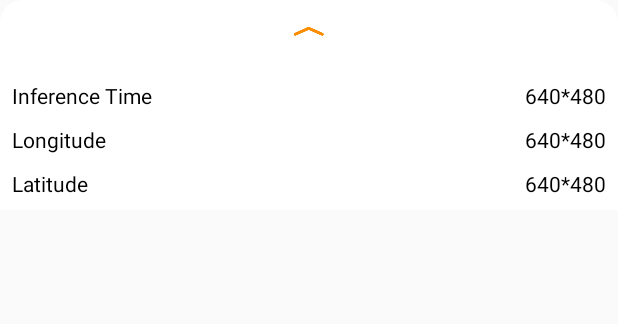
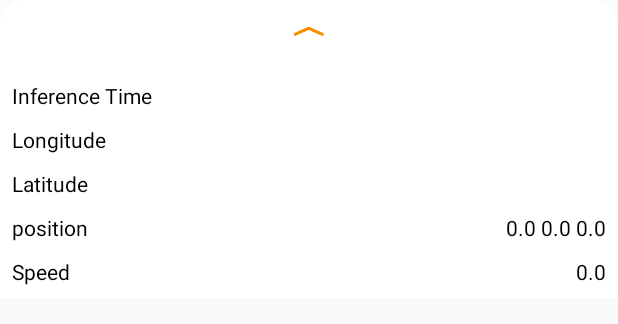
Before and after one commit to charlesollion/surfnet-android, an Android app: the layout tfe_od_layout_bottom_sheet.xml on its own in the app's theme, with its tools: preview values and no code run, on a phone screen of 412 x 824 dp. Shown: the top 324 px of the screen. Run offline under Robolectric (Android 15) with nearby library versions, the phone set to English and light mode, and no system bars.

Commit message:
adding IMU stats to bottomsheet

```diff
--- a/app/src/main/AndroidManifest.xml
+++ b/app/src/main/AndroidManifest.xml
@@ -8,15 +8,19 @@
         android:glEsVersion="0x00030001"
         android:required="true" />
 
-    <uses-permission android:name="android.permission.CAMERA" />
 
     <uses-feature android:name="android.hardware.camera" />
     <uses-feature android:name="android.hardware.camera.autofocus" />
+    <uses-feature android:name="android.hardware.sensor.accelerometer" />
+    <uses-feature android:name="android.hardware.sensor.gyroscope" />
+
+    <uses-permission android:name="android.permission.CAMERA" />
     <uses-permission android:name="android.permission.WRITE_EXTERNAL_STORAGE"/>
     <uses-permission android:name="android.permission.READ_EXTERNAL_STORAGE"/>
     <uses-permission android:name="android.permission.INTERNET"/>
     <uses-permission android:name="android.permission.ACCESS_FINE_LOCATION" />
     <uses-permission android:name="android.permission.ACCESS_COARSE_LOCATION" />
+    <uses-permission android:name="android.permission.HIGH_SAMPLING_RATE_SENSORS" />
 
     <application
         android:name=".Surfrider"
--- a/app/src/main/java/org/surfrider/surfnet/detection/flow/classes/MainActivity2.java
+++ b/app/src/main/java/org/surfrider/surfnet/detection/flow/classes/MainActivity2.java
@@ -68,7 +68,7 @@ public class MainActivity2 extends AppCompatActivity implements CameraBridgeView
                 case LoaderCallbackInterface.SUCCESS:
                     Log.i(TAG, "OpenCV loaded successfully");
 
-                    mOpenCvCameraView.enableView();
+                    //mOpenCvCameraView.enableView();
 
                     break;
                 default:
--- a/app/src/main/res/layout/tfe_od_layout_bottom_sheet.xml
+++ b/app/src/main/res/layout/tfe_od_layout_bottom_sheet.xml
@@ -48,7 +48,7 @@
             android:layout_height="wrap_content"
             android:layout_marginTop="10dp"
             android:gravity="right"
-            android:text="640*480"
+            android:text=""
             android:textColor="@android:color/black" />
     </LinearLayout>
 
@@ -72,7 +72,7 @@
             android:layout_height="wrap_content"
             android:layout_marginTop="10dp"
             android:gravity="right"
-            android:text="640*480"
+            android:text=""
             android:textColor="@android:color/black" />
     </LinearLayout>
 
@@ -95,28 +95,56 @@
             android:layout_height="wrap_content"
             android:layout_marginTop="10dp"
             android:gravity="right"
-            android:text="640*480"
+            android:text=""
+            android:textColor="@android:color/black" />
+    </LinearLayout>
+
+    <LinearLayout
+        android:layout_width="match_parent"
+        android:layout_height="wrap_content"
+        android:orientation="horizontal">
+
+        <TextView
+            android:id="@+id/position"
+            android:layout_width="wrap_content"
+            android:layout_height="wrap_content"
+            android:layout_marginTop="10dp"
+            android:text="position"
+            android:textColor="@android:color/black" />
+
+        <TextView
+            android:id="@+id/position_info"
+            android:layout_width="match_parent"
+            android:layout_height="wrap_content"
+            android:layout_marginTop="10dp"
+            android:gravity="right"
+            android:text="0.0 0.0 0.0"
+            android:textColor="@android:color/black" />
+    </LinearLayout>
+
+    <LinearLayout
+        android:layout_width="match_parent"
+        android:layout_height="wrap_content"
+        android:orientation="horizontal">
+
+        <TextView
+            android:id="@+id/speed"
+            android:layout_width="wrap_content"
+            android:layout_height="wrap_content"
+            android:layout_marginTop="10dp"
+            android:text="Speed"
+            android:textColor="@android:color/black" />
+
+        <TextView
+            android:id="@+id/speed_info"
+            android:layout_width="match_parent"
+            android:layout_height="wrap_content"
+            android:layout_marginTop="10dp"
+            android:gravity="right"
+            android:text="0.0"
             android:textColor="@android:color/black" />
     </LinearLayout>
 
 
 
-    <!-- TODO(b/112541284): Unhide when new NNAPI delegate is used. -->
-
-    <LinearLayout
-        android:layout_width="match_parent"
-        android:layout_height="match_parent"
-        android:orientation="horizontal">
-
-        <ListView
-            android:id="@+id/device_list"
-            android:layout_width="100dp"
-            android:layout_height="wrap_content" />
-
-        <ListView
-            android:id="@+id/model_list"
-            android:layout_width="match_parent"
-            android:layout_height="wrap_content" />
-    </LinearLayout>
-
 </LinearLayout>
```
Also changed, not shown: app/src/main/java/org/surfrider/surfnet/detection/CameraActivity.kt (+10 -0 lines), app/src/main/java/org/surfrider/surfnet/detection/DetectorActivity.kt (+22 -1 lines).
